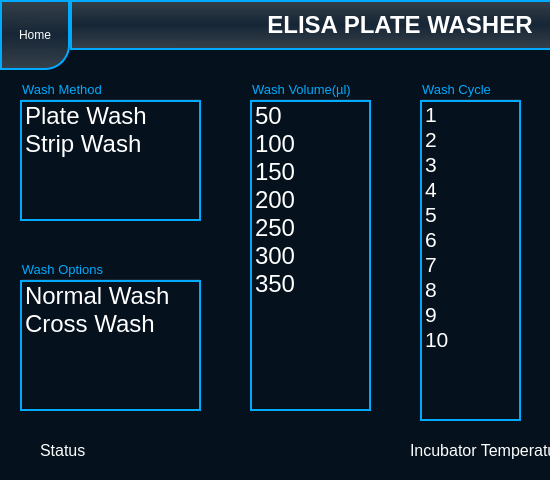
This is mainwindow.ui in srikrishnan90/Washer_UI_Final as Qt 5 draws it before an edit; both pictures show x 0 to 550 and y 0 to 480 of the 800 by 480 pixel window. The edited form follows.
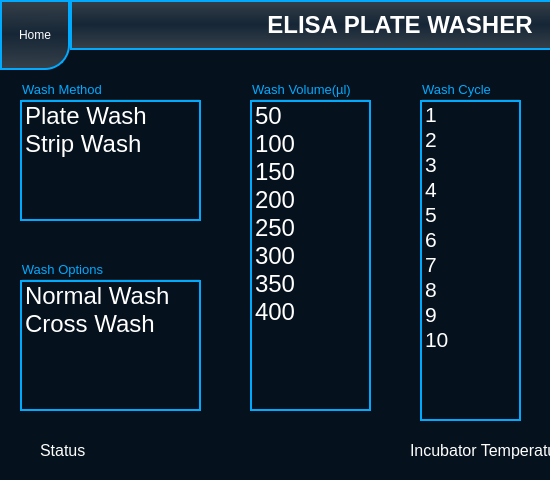
This is the edited form. The open tabs and pages were chosen to show the change. Icons and pictures are not drawn.

Commit message: added 400ul and corrected sensor status

The edit to the form file:
```diff
--- a/mainwindow.ui
+++ b/mainwindow.ui
@@ -356,6 +356,11 @@
          <string>350</string>
         </property>
        </item>
+       <item>
+        <property name="text">
+         <string>400</string>
+        </property>
+       </item>
       </widget>
      </widget>
      <widget class="QGroupBox" name="groupBox_3">
```
Left out of the diff: 2 changed lines with no effect on the pictures. The commit also changes 1 other file.
